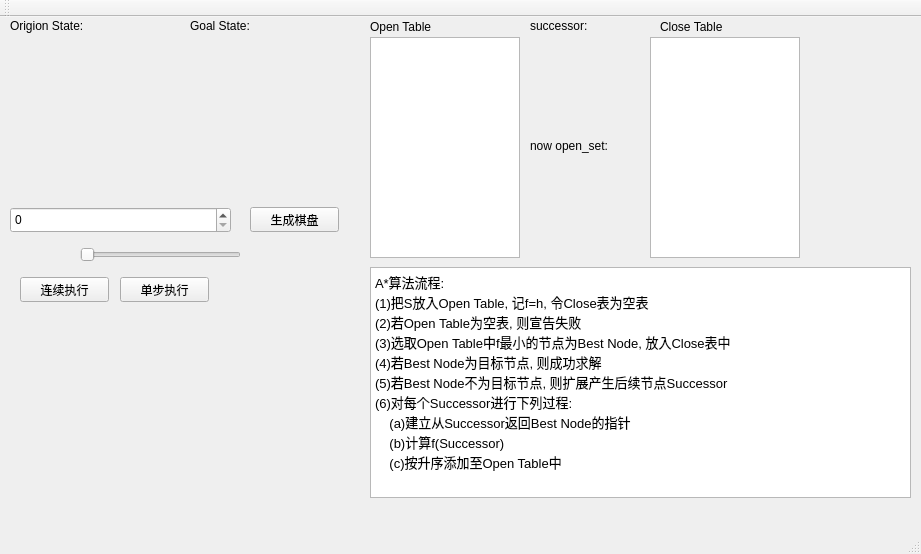
The window that qt/ui/mainwindow.ui (wxxhub/N_Number) describes before a commit, drawn with Qt 5.
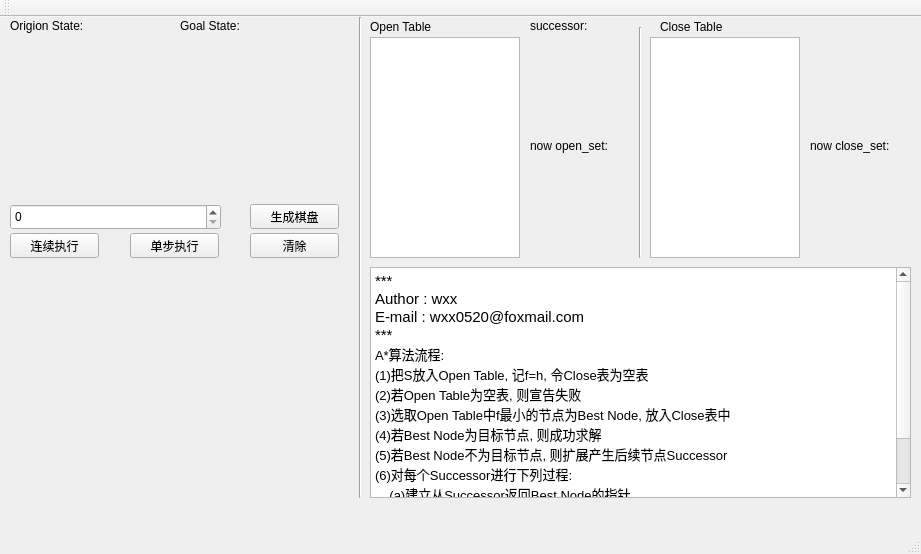
The same window after the commit.

Diff of the .ui file:
```diff
--- a/qt/ui/mainwindow.ui
+++ b/qt/ui/mainwindow.ui
@@ -14,25 +14,12 @@
    <string>MainWindow</string>
   </property>
   <widget class="QWidget" name="centralWidget">
-   <widget class="QSlider" name="SpeedSelect">
-    <property name="geometry">
-     <rect>
-      <x>80</x>
-      <y>230</y>
-      <width>161</width>
-      <height>16</height>
-     </rect>
-    </property>
-    <property name="orientation">
-     <enum>Qt::Horizontal</enum>
-    </property>
-   </widget>
    <widget class="QSpinBox" name="SelectDimesion">
     <property name="geometry">
      <rect>
       <x>10</x>
-      <y>190</y>
-      <width>221</width>
+      <y>187</y>
+      <width>211</width>
       <height>26</height>
      </rect>
     </property>
@@ -41,7 +28,7 @@
     <property name="geometry">
      <rect>
       <x>250</x>
-      <y>190</y>
+      <y>187</y>
       <width>89</width>
       <height>25</height>
      </rect>
@@ -53,8 +40,8 @@
    <widget class="QPushButton" name="pushButton_2">
     <property name="geometry">
      <rect>
-      <x>20</x>
-      <y>260</y>
+      <x>10</x>
+      <y>216</y>
       <width>89</width>
       <height>25</height>
      </rect>
@@ -66,8 +53,8 @@
    <widget class="QPushButton" name="ProcessOnce">
     <property name="geometry">
      <rect>
-      <x>120</x>
-      <y>260</y>
+      <x>130</x>
+      <y>216</y>
       <width>89</width>
       <height>25</height>
      </rect>
@@ -101,8 +88,8 @@
      <rect>
       <x>10</x>
       <y>20</y>
-      <width>151</width>
-      <height>151</height>
+      <width>161</width>
+      <height>161</height>
      </rect>
     </property>
     <layout class="QGridLayout" name="OrigionNode"/>
@@ -147,6 +134,10 @@
 &lt;html&gt;&lt;head&gt;&lt;meta name=&quot;qrichtext&quot; content=&quot;1&quot; /&gt;&lt;style type=&quot;text/css&quot;&gt;
 p, li { white-space: pre-wrap; }
 &lt;/style&gt;&lt;/head&gt;&lt;body style=&quot; font-family:'Ubuntu'; font-size:11pt; font-weight:400; font-style:normal;&quot;&gt;
+&lt;p style=&quot; margin-top:0px; margin-bottom:0px; margin-left:0px; margin-right:0px; -qt-block-indent:0; text-indent:0px;&quot;&gt;***&lt;/p&gt;
+&lt;p style=&quot; margin-top:0px; margin-bottom:0px; margin-left:0px; margin-right:0px; -qt-block-indent:0; text-indent:0px;&quot;&gt;Author : wxx  &lt;/p&gt;
+&lt;p style=&quot; margin-top:0px; margin-bottom:0px; margin-left:0px; margin-right:0px; -qt-block-indent:0; text-indent:0px;&quot;&gt;E-mail : wxx0520@foxmail.com&lt;/p&gt;
+&lt;p style=&quot; margin-top:0px; margin-bottom:0px; margin-left:0px; margin-right:0px; -qt-block-indent:0; text-indent:0px;&quot;&gt;***&lt;/p&gt;
 &lt;p style=&quot; margin-top:0px; margin-bottom:0px; margin-left:0px; margin-right:0px; -qt-block-indent:0; text-indent:0px;&quot;&gt;&lt;span style=&quot; font-size:10pt;&quot;&gt;A*算法流程:&lt;/span&gt;&lt;/p&gt;
 &lt;p style=&quot; margin-top:0px; margin-bottom:0px; margin-left:0px; margin-right:0px; -qt-block-indent:0; text-indent:0px;&quot;&gt;&lt;span style=&quot; font-size:10pt;&quot;&gt;(1)把S放入Open Table, 记f=h, 令Close表为空表&lt;/span&gt;&lt;/p&gt;
 &lt;p style=&quot; margin-top:0px; margin-bottom:0px; margin-left:0px; margin-right:0px; -qt-block-indent:0; text-indent:0px;&quot;&gt;&lt;span style=&quot; font-size:10pt;&quot;&gt;(2)若Open Table为空表, 则宣告失败&lt;/span&gt;&lt;/p&gt;
@@ -235,10 +226,10 @@
    <widget class="QWidget" name="gridLayoutWidget_5">
     <property name="geometry">
      <rect>
-      <x>190</x>
+      <x>180</x>
       <y>20</y>
-      <width>151</width>
-      <height>151</height>
+      <width>161</width>
+      <height>161</height>
      </rect>
     </property>
     <layout class="QGridLayout" name="GoalNode"/>
@@ -259,7 +250,7 @@
    <widget class="QLabel" name="label_6">
     <property name="geometry">
      <rect>
-      <x>190</x>
+      <x>180</x>
       <y>0</y>
       <width>121</width>
       <height>17</height>
@@ -269,6 +260,69 @@
      <string>Goal State:</string>
     </property>
    </widget>
+   <widget class="QLabel" name="label_7">
+    <property name="geometry">
+     <rect>
+      <x>810</x>
+      <y>120</y>
+      <width>111</width>
+      <height>17</height>
+     </rect>
+    </property>
+    <property name="text">
+     <string>now close_set:</string>
+    </property>
+   </widget>
+   <widget class="QPushButton" name="Clean">
+    <property name="geometry">
+     <rect>
+      <x>250</x>
+      <y>216</y>
+      <width>89</width>
+      <height>25</height>
+     </rect>
+    </property>
+    <property name="text">
+     <string>清除</string>
+    </property>
+   </widget>
+   <widget class="QWidget" name="verticalLayoutWidget">
+    <property name="geometry">
+     <rect>
+      <x>10</x>
+      <y>250</y>
+      <width>331</width>
+      <height>231</height>
+     </rect>
+    </property>
+    <layout class="QVBoxLayout" name="resultTreeLayout"/>
+   </widget>
+   <widget class="Line" name="line">
+    <property name="geometry">
+     <rect>
+      <x>630</x>
+      <y>10</y>
+      <width>20</width>
+      <height>231</height>
+     </rect>
+    </property>
+    <property name="orientation">
+     <enum>Qt::Vertical</enum>
+    </property>
+   </widget>
+   <widget class="Line" name="line_2">
+    <property name="geometry">
+     <rect>
+      <x>350</x>
+      <y>0</y>
+      <width>20</width>
+      <height>481</height>
+     </rect>
+    </property>
+    <property name="orientation">
+     <enum>Qt::Vertical</enum>
+    </property>
+   </widget>
   </widget>
   <widget class="QMenuBar" name="menuBar">
    <property name="geometry">
```
Left out of the diff: 2 changed lines with no effect on the pictures.
